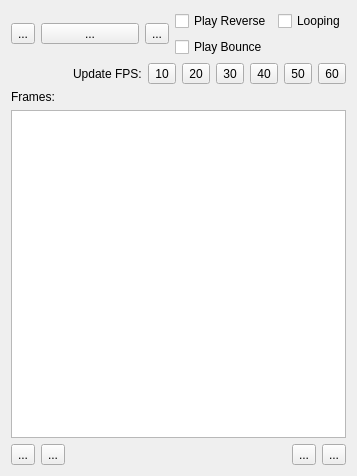
Old version of the form DesignerTool/src/WidgetSpriteState.ui in the repository GameOverture/HarmonyEngine.
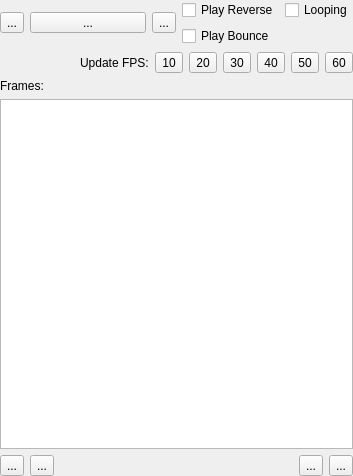
New version of the form. Icons and pictures are not drawn. Custom widgets are drawn as their Qt base class.

Commit message: Using the same archetecture as sprite for font (aka states)

What changed in the file:
```diff
--- a/DesignerTool/src/WidgetSpriteState.ui
+++ b/DesignerTool/src/WidgetSpriteState.ui
@@ -14,6 +14,18 @@
    <string>Form</string>
   </property>
   <layout class="QVBoxLayout" name="verticalLayout">
+   <property name="leftMargin">
+    <number>0</number>
+   </property>
+   <property name="topMargin">
+    <number>0</number>
+   </property>
+   <property name="rightMargin">
+    <number>0</number>
+   </property>
+   <property name="bottomMargin">
+    <number>0</number>
+   </property>
    <item>
     <layout class="QHBoxLayout" name="horizontalLayout_4">
      <item>
```
The commit also changes 10 other files.
